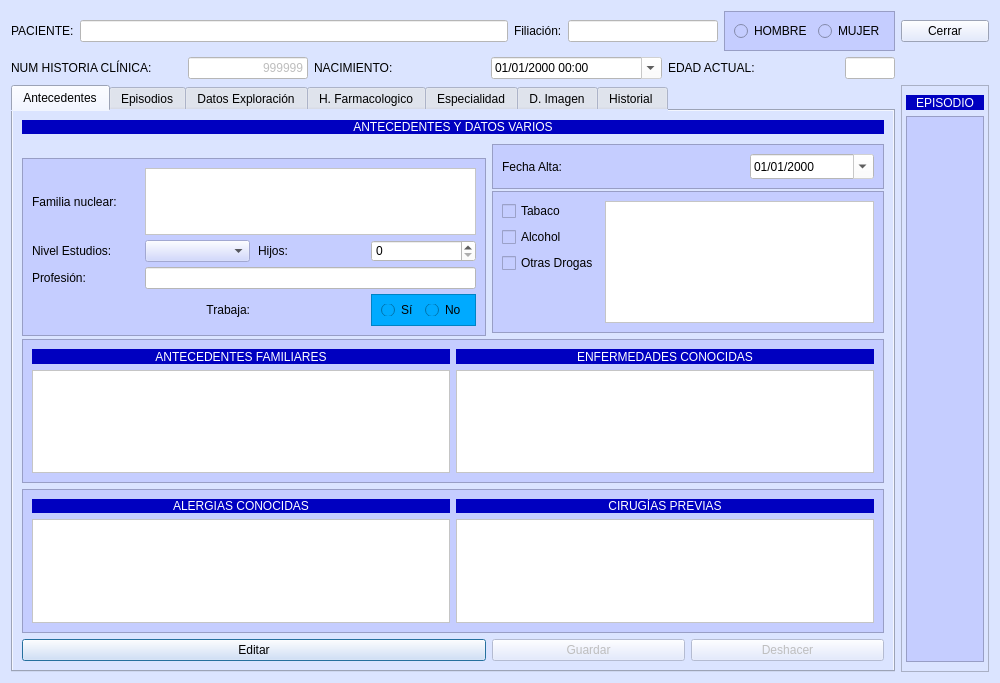
arcnexus/RedFoX, file Zona_Pacientes/frmfichapaciente.ui: the form before one commit.
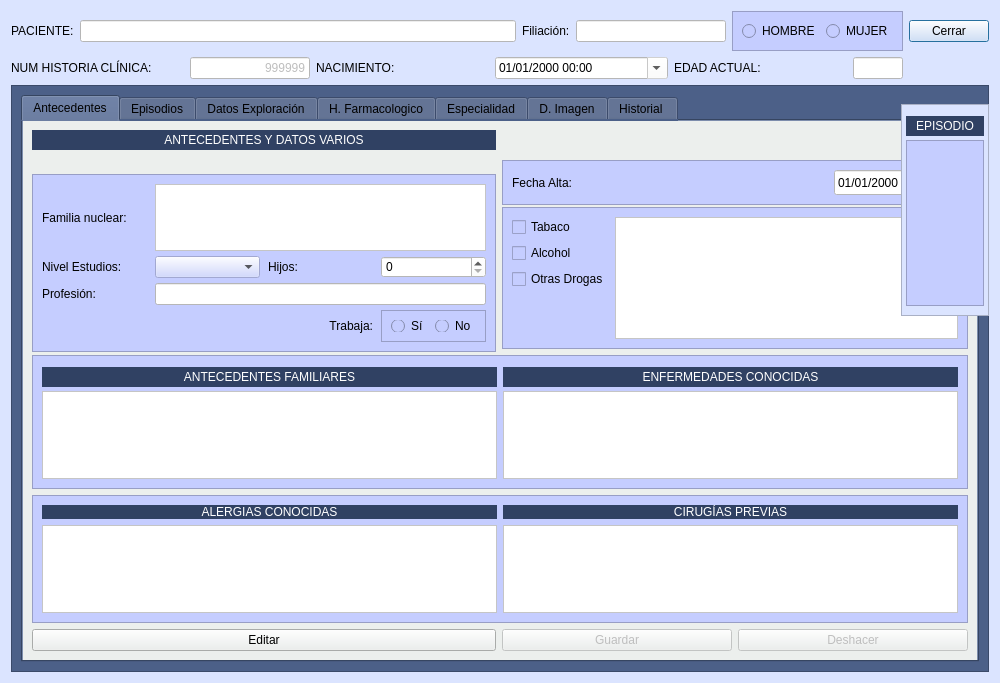
The form after the commit. The open tabs and pages were chosen to show the change. Icons and pictures are not drawn.

Commit message: Ficha paciente e hijas estilo cambiado

Patch:
```diff
--- a/Zona_Pacientes/frmfichapaciente.ui
+++ b/Zona_Pacientes/frmfichapaciente.ui
@@ -32,7 +32,118 @@
   <property name="modal">
    <bool>true</bool>
   </property>
-  <layout class="QGridLayout" name="gridLayout">
+  <layout class="QGridLayout" name="gridLayout_19">
+   <item row="0" column="0">
+    <layout class="QHBoxLayout" name="horizontalLayout_3">
+     <item>
+      <widget class="QLabel" name="label">
+       <property name="text">
+        <string>PACIENTE:</string>
+       </property>
+      </widget>
+     </item>
+     <item>
+      <widget class="QLineEdit" name="txtPaciente">
+       <property name="enabled">
+        <bool>false</bool>
+       </property>
+       <property name="styleSheet">
+        <string notr="true">color: rgb(0, 0, 0);
+background-color: rgb(255, 255, 255);</string>
+       </property>
+      </widget>
+     </item>
+     <item>
+      <widget class="QLabel" name="label_15">
+       <property name="text">
+        <string>Filiación:</string>
+       </property>
+      </widget>
+     </item>
+     <item>
+      <widget class="QLineEdit" name="txtFiliacion">
+       <property name="maximumSize">
+        <size>
+         <width>150</width>
+         <height>16777215</height>
+        </size>
+       </property>
+       <property name="styleSheet">
+        <string notr="true">background-color: rgb(255, 255, 255);</string>
+       </property>
+      </widget>
+     </item>
+     <item>
+      <widget class="QFrame" name="frame">
+       <property name="styleSheet">
+        <string notr="true">background-color: rgb(197, 205, 255);</string>
+       </property>
+       <property name="frameShape">
+        <enum>QFrame::StyledPanel</enum>
+       </property>
+       <property name="frameShadow">
+        <enum>QFrame::Raised</enum>
+       </property>
+       <layout class="QHBoxLayout" name="horizontalLayout">
+        <item>
+         <widget class="QRadioButton" name="radHombre">
+          <property name="enabled">
+           <bool>false</bool>
+          </property>
+          <property name="styleSheet">
+           <string notr="true">
+color: rgb(0, 0, 0);</string>
+          </property>
+          <property name="text">
+           <string>HOMBRE</string>
+          </property>
+          <property name="checkable">
+           <bool>true</bool>
+          </property>
+         </widget>
+        </item>
+        <item>
+         <widget class="QRadioButton" name="radMujer">
+          <property name="enabled">
+           <bool>false</bool>
+          </property>
+          <property name="styleSheet">
+           <string notr="true">
+color: rgb(0, 0, 0);</string>
+          </property>
+          <property name="text">
+           <string>MUJER</string>
+          </property>
+          <property name="checkable">
+           <bool>true</bool>
+          </property>
+          <property name="checked">
+           <bool>false</bool>
+          </property>
+         </widget>
+        </item>
+       </layout>
+      </widget>
+     </item>
+    </layout>
+   </item>
+   <item row="0" column="1">
+    <widget class="QPushButton" name="btnCerrar">
+     <property name="text">
+      <string>Cerrar</string>
+     </property>
+     <property name="icon">
+      <iconset resource="../terra.qrc">
+       <normaloff>:/Icons/PNG/Exit.png</normaloff>:/Icons/PNG/Exit.png</iconset>
+     </property>
+     <property name="iconSize">
+      <size>
+       <width>24</width>
+       <height>24</height>
+      </size>
+     </property>
+    </widget>
+   </item>
    <item row="1" column="0">
     <layout class="QHBoxLayout" name="horizontalLayout_2">
      <item>
@@ -114,151 +225,38 @@
      </item>
     </layout>
    </item>
-   <item row="2" column="1">
-    <widget class="QFrame" name="frame_2">
+   <item row="1" column="1">
+    <widget class="QLabel" name="label_92">
      <property name="maximumSize">
       <size>
        <width>90</width>
-       <height>16777215</height>
+       <height>30</height>
       </size>
      </property>
-     <property name="frameShape">
-      <enum>QFrame::StyledPanel</enum>
-     </property>
-     <property name="frameShadow">
-      <enum>QFrame::Raised</enum>
-     </property>
-     <layout class="QGridLayout" name="gridLayout_44">
-      <property name="leftMargin">
-       <number>4</number>
-      </property>
-      <property name="rightMargin">
-       <number>4</number>
-      </property>
-      <item row="0" column="0">
-       <widget class="QLabel" name="label_74">
-        <property name="minimumSize">
-         <size>
-          <width>78</width>
-          <height>0</height>
-         </size>
-        </property>
-        <property name="maximumSize">
-         <size>
-          <width>16777215</width>
-          <height>15</height>
-         </size>
-        </property>
-        <property name="styleSheet">
-         <string notr="true">background-color: rgb(0, 0, 192);
-color: rgb(255,255,255);</string>
-        </property>
         <property name="text">
-         <string>EPISODIO</string>
-        </property>
-        <property name="alignment">
-         <set>Qt::AlignCenter</set>
-        </property>
-       </widget>
-      </item>
-      <item row="1" column="0">
-       <widget class="QFrame" name="frame_22">
-        <property name="styleSheet">
-         <string notr="true">background-color: rgb(197, 205, 255);</string>
-        </property>
-        <property name="frameShape">
-         <enum>QFrame::StyledPanel</enum>
-        </property>
-        <property name="frameShadow">
-         <enum>QFrame::Raised</enum>
-        </property>
-        <layout class="QGridLayout" name="gridLayout_43">
-         <item row="0" column="0">
-          <widget class="QLabel" name="itemFarma">
-           <property name="maximumSize">
-            <size>
-             <width>32</width>
-             <height>32</height>
-            </size>
-           </property>
-           <property name="toolTip">
-            <string>Este episodio contiene historial de farmacología</string>
-           </property>
-           <property name="text">
             <string/>
            </property>
            <property name="pixmap">
-            <pixmap resource="terra.qrc">:/Icons/PNG/Pills.png</pixmap>
-           </property>
-          </widget>
-         </item>
-         <item row="1" column="0">
-          <widget class="QLabel" name="itemAnalitica">
-           <property name="maximumSize">
-            <size>
-             <width>32</width>
-             <height>32</height>
-            </size>
-           </property>
-           <property name="toolTip">
-            <string>Este episodio contiene analíticas</string>
-           </property>
-           <property name="text">
-            <string/>
-           </property>
-           <property name="pixmap">
-            <pixmap resource="terra.qrc">:/Icons/PNG/TestTubes.png</pixmap>
-           </property>
-          </widget>
-         </item>
-         <item row="2" column="0">
-          <widget class="QLabel" name="itemImagenes">
-           <property name="maximumSize">
-            <size>
-             <width>32</width>
-             <height>32</height>
-            </size>
-           </property>
-           <property name="toolTip">
-            <string>Este episodio contiene imagenes</string>
-           </property>
-           <property name="text">
-            <string/>
-           </property>
-           <property name="pixmap">
-            <pixmap resource="terra.qrc">:/Icons/PNG/XRay.png</pixmap>
-           </property>
-          </widget>
-         </item>
-         <item row="3" column="0">
-          <widget class="QLabel" name="itemInterConsulta">
-           <property name="maximumSize">
-            <size>
-             <width>32</width>
-             <height>32</height>
-            </size>
-           </property>
-           <property name="toolTip">
-            <string>Este episodio contiene información de interconsultas</string>
-           </property>
-           <property name="text">
-            <string/>
-           </property>
-           <property name="pixmap">
-            <pixmap resource="terra.qrc">:/Icons/PNG/usuarios.png</pixmap>
+      <pixmap resource="../terra.qrc">:/Icons/PNG/logo.png</pixmap>
            </property>
            <property name="scaledContents">
             <bool>true</bool>
            </property>
           </widget>
          </item>
-        </layout>
-       </widget>
-      </item>
-     </layout>
-    </widget>
-   </item>
-   <item row="2" column="0">
+   <item row="2" column="0" colspan="2">
+    <widget class="QFrame" name="frame_3">
+     <property name="styleSheet">
+      <string notr="true">background: #4c6088</string>
+     </property>
+     <property name="frameShape">
+      <enum>QFrame::StyledPanel</enum>
+     </property>
+     <property name="frameShadow">
+      <enum>QFrame::Raised</enum>
+     </property>
+     <layout class="QGridLayout" name="gridLayout_9">
+      <item row="0" column="0">
     <widget class="QTabWidget" name="paginadorprincipal">
      <property name="maximumSize">
       <size>
@@ -267,7 +265,7 @@
       </size>
      </property>
      <property name="styleSheet">
-      <string notr="true">background-color: rgb(219, 228, 255);</string>
+         <string notr="true">background: #4c6088</string>
      </property>
      <property name="tabPosition">
       <enum>QTabWidget::North</enum>
@@ -276,10 +274,33 @@
       <number>1</number>
      </property>
      <widget class="QWidget" name="tab_7">
+         <property name="styleSheet">
+          <string notr="true">background-color: #ecefed;</string>
+         </property>
       <attribute name="title">
        <string>Antecedentes</string>
       </attribute>
-      <layout class="QGridLayout" name="gridLayout_27">
+         <layout class="QGridLayout" name="gridLayout_2">
+          <item row="0" column="0">
+           <widget class="QLabel" name="label_34">
+            <property name="minimumSize">
+             <size>
+              <width>0</width>
+              <height>20</height>
+             </size>
+            </property>
+            <property name="styleSheet">
+             <string notr="true">background: #304163;
+color: rgb(255,255,255);</string>
+            </property>
+            <property name="text">
+             <string>ANTECEDENTES Y DATOS VARIOS</string>
+            </property>
+            <property name="alignment">
+             <set>Qt::AlignCenter</set>
+            </property>
+           </widget>
+          </item>
        <item row="1" column="0" rowspan="2">
         <widget class="QFrame" name="frame_10">
          <property name="minimumSize">
@@ -385,16 +406,6 @@
             </property>
            </widget>
           </item>
-          <item row="3" column="1">
-           <widget class="QLabel" name="label_35">
-            <property name="text">
-             <string>Trabaja:</string>
-            </property>
-            <property name="alignment">
-             <set>Qt::AlignRight|Qt::AlignTrailing|Qt::AlignVCenter</set>
-            </property>
-           </widget>
-          </item>
           <item row="3" column="3">
            <widget class="QFrame" name="frame_11">
             <property name="minimumSize">
@@ -404,8 +415,7 @@
              </size>
             </property>
             <property name="styleSheet">
-             <string notr="true">
-background-color: rgb(0, 170, 255);</string>
+                <string notr="true"/>
             </property>
             <property name="frameShape">
              <enum>QFrame::StyledPanel</enum>
@@ -455,6 +465,16 @@
             </property>
            </widget>
           </item>
+             <item row="3" column="2">
+              <widget class="QLabel" name="label_35">
+               <property name="text">
+                <string>Trabaja:</string>
+               </property>
+               <property name="alignment">
+                <set>Qt::AlignRight|Qt::AlignTrailing|Qt::AlignVCenter</set>
+               </property>
+              </widget>
+             </item>
          </layout>
         </widget>
        </item>
@@ -625,7 +645,7 @@
             <property name="minimumSize">
              <size>
               <width>0</width>
-              <height>15</height>
+                 <height>20</height>
              </size>
             </property>
             <property name="maximumSize">
@@ -635,7 +655,7 @@
              </size>
             </property>
             <property name="styleSheet">
-             <string notr="true">background-color: rgb(0, 0, 192);
+                <string notr="true">background: #304163;
 color: rgb(255,255,255);</string>
             </property>
             <property name="text">
@@ -651,7 +671,7 @@
             <property name="minimumSize">
              <size>
               <width>0</width>
-              <height>15</height>
+                 <height>20</height>
              </size>
             </property>
             <property name="maximumSize">
@@ -661,7 +681,7 @@
              </size>
             </property>
             <property name="styleSheet">
-             <string notr="true">background-color: rgb(0, 0, 192);
+                <string notr="true">background: #304163;
 color: rgb(255,255,255);</string>
             </property>
             <property name="text">
@@ -724,7 +744,7 @@
           <item row="0" column="0">
            <widget class="QLabel" name="label_41">
             <property name="styleSheet">
-             <string notr="true">background-color: rgb(0, 0, 192);
+                <string notr="true">background: #304163;
 color: rgb(255,255,255);</string>
             </property>
             <property name="text">
@@ -740,11 +760,11 @@
             <property name="maximumSize">
              <size>
               <width>16777215</width>
-              <height>16</height>
+                 <height>20</height>
              </size>
             </property>
             <property name="styleSheet">
-             <string notr="true">background-color: rgb(0, 0, 192);
+                <string notr="true">background: #304163;
 color: rgb(255,255,255);</string>
             </property>
             <property name="text">
@@ -849,27 +869,13 @@
          </property>
         </widget>
        </item>
-       <item row="0" column="0" colspan="3">
-        <widget class="QLabel" name="label_34">
-         <property name="styleSheet">
-          <string notr="true">background-color: rgb(0, 0, 192);
-color: rgb(255,255,255);</string>
-         </property>
-         <property name="text">
-          <string>ANTECEDENTES Y DATOS VARIOS</string>
-         </property>
-         <property name="alignment">
-          <set>Qt::AlignCenter</set>
-         </property>
-        </widget>
-       </item>
       </layout>
      </widget>
      <widget class="QWidget" name="tab">
       <attribute name="title">
        <string>Episodios</string>
       </attribute>
-      <layout class="QGridLayout" name="gridLayout_2">
+         <layout class="QGridLayout" name="gridLayout_12">
        <item row="0" column="0">
         <widget class="QLabel" name="label_4">
          <property name="styleSheet">
@@ -884,8 +890,8 @@
          </property>
         </widget>
        </item>
-       <item row="0" column="1" rowspan="3">
-        <widget class="QFrame" name="frame_3">
+          <item row="0" column="1" rowspan="2">
+           <widget class="QFrame" name="frame_4">
          <property name="minimumSize">
           <size>
            <width>459</width>
@@ -2275,6 +2281,18 @@
         </widget>
        </item>
        <item row="1" column="0">
+           <widget class="QFrame" name="frame_5">
+            <property name="styleSheet">
+             <string notr="true">background: #4c6088</string>
+            </property>
+            <property name="frameShape">
+             <enum>QFrame::StyledPanel</enum>
+            </property>
+            <property name="frameShadow">
+             <enum>QFrame::Raised</enum>
+            </property>
+            <layout class="QGridLayout" name="gridLayout">
+             <item row="0" column="0">
         <widget class="QTabWidget" name="tabWidget_4">
          <property name="minimumSize">
           <size>
@@ -2631,8 +2649,25 @@
              </property>
             </widget>
            </item>
-          </layout>
-         </widget>
+                 <item row="7" column="1">
+                  <widget class="QPushButton" name="btnBuscarCIEEpisodio">
+                   <property name="enabled">
+                    <bool>false</bool>
+                   </property>
+                   <property name="text">
+                    <string/>
+                   </property>
+                   <property name="icon">
+                    <iconset resource="../terra.qrc">
+                     <normaloff>:/Icons/PNG/search.png</normaloff>:/Icons/PNG/search.png</iconset>
+                   </property>
+                  </widget>
+                 </item>
+                </layout>
+               </widget>
+              </widget>
+             </item>
+            </layout>
         </widget>
        </item>
       </layout>
@@ -3186,48 +3221,72 @@
      </widget>
     </widget>
    </item>
-   <item row="0" column="0">
-    <layout class="QHBoxLayout" name="horizontalLayout_3">
-     <item>
-      <widget class="QLabel" name="label">
-       <property name="text">
-        <string>PACIENTE:</string>
-       </property>
-      </widget>
-     </item>
-     <item>
-      <widget class="QLineEdit" name="txtPaciente">
-       <property name="enabled">
-        <bool>false</bool>
-       </property>
-       <property name="styleSheet">
-        <string notr="true">color: rgb(0, 0, 0);
-background-color: rgb(255, 255, 255);</string>
-       </property>
-      </widget>
-     </item>
-     <item>
-      <widget class="QLabel" name="label_15">
-       <property name="text">
-        <string>Filiación:</string>
-       </property>
-      </widget>
-     </item>
-     <item>
-      <widget class="QLineEdit" name="txtFiliacion">
+     </layout>
+    </widget>
+   </item>
+  </layout>
+  <widget class="QFrame" name="frame_2">
+   <property name="geometry">
+    <rect>
+     <x>901</x>
+     <y>104</y>
+     <width>88</width>
+     <height>212</height>
+    </rect>
+   </property>
+   <property name="minimumSize">
+    <size>
+     <width>0</width>
+     <height>212</height>
+    </size>
+   </property>
        <property name="maximumSize">
         <size>
-         <width>150</width>
+     <width>90</width>
          <height>16777215</height>
         </size>
        </property>
+   <property name="frameShape">
+    <enum>QFrame::StyledPanel</enum>
+   </property>
+   <property name="frameShadow">
+    <enum>QFrame::Raised</enum>
+   </property>
+   <layout class="QGridLayout" name="gridLayout_44">
+    <property name="leftMargin">
+     <number>4</number>
+    </property>
+    <property name="rightMargin">
+     <number>4</number>
+    </property>
+    <item row="0" column="0">
+     <widget class="QLabel" name="label_74">
+      <property name="minimumSize">
+       <size>
+        <width>78</width>
+        <height>20</height>
+       </size>
+      </property>
+      <property name="maximumSize">
+       <size>
+        <width>16777215</width>
+        <height>15</height>
+       </size>
+      </property>
        <property name="styleSheet">
-        <string notr="true">background-color: rgb(255, 255, 255);</string>
+       <string notr="true">background: #304163;
+color: rgb(255,255,255);</string>
+      </property>
+      <property name="text">
+       <string>EPISODIO</string>
+      </property>
+      <property name="alignment">
+       <set>Qt::AlignCenter</set>
        </property>
       </widget>
      </item>
-     <item>
-      <widget class="QFrame" name="frame">
+    <item row="1" column="0">
+     <widget class="QFrame" name="frame_22">
        <property name="styleSheet">
         <string notr="true">background-color: rgb(197, 205, 255);</string>
        </property>
@@ -3237,74 +3296,75 @@
        <property name="frameShadow">
         <enum>QFrame::Raised</enum>
        </property>
-       <layout class="QHBoxLayout" name="horizontalLayout">
-        <item>
-         <widget class="QRadioButton" name="radHombre">
-          <property name="enabled">
-           <bool>false</bool>
-          </property>
-          <property name="styleSheet">
-           <string notr="true">
-color: rgb(0, 0, 0);</string>
+      <layout class="QGridLayout" name="gridLayout_43">
+       <item row="0" column="0">
+        <widget class="QLabel" name="itemFarma">
+         <property name="maximumSize">
+          <size>
+           <width>32</width>
+           <height>32</height>
+          </size>
+         </property>
+         <property name="toolTip">
+          <string>Este episodio contiene historial de farmacología</string>
           </property>
           <property name="text">
-           <string>HOMBRE</string>
-          </property>
-          <property name="checkable">
-           <bool>true</bool>
+          <string/>
+         </property>
+         <property name="pixmap">
+          <pixmap resource="../terra.qrc">:/Icons/PNG/Pills.png</pixmap>
           </property>
          </widget>
         </item>
-        <item>
-         <widget class="QRadioButton" name="radMujer">
-          <property name="enabled">
-           <bool>false</bool>
-          </property>
-          <property name="styleSheet">
-           <string notr="true">
-color: rgb(0, 0, 0);</string>
+       <item row="1" column="0">
+        <widget class="QLabel" name="itemAnalitica">
+         <property name="maximumSize">
+          <size>
+           <width>32</width>
+           <height>32</height>
+          </size>
+         </property>
+         <property name="toolTip">
+          <string>Este episodio contiene analíticas</string>
           </property>
           <property name="text">
-           <string>MUJER</string>
-          </property>
-          <property name="checkable">
-           <bool>true</bool>
-          </property>
-          <property name="checked">
-           <bool>false</bool>
-          </property>
-         </widget>
-        </item>
-       </layout>
-      </widget>
-     </item>
-    </layout>
-   </item>
-   <item row="0" column="1">
-    <widget class="QPushButton" name="btnCerrar">
-     <property name="text">
-      <string>Cerrar</string>
-     </property>
-     <property name="icon">
-      <iconset resource="terra.qrc">
-       <normaloff>:/Icons/PNG/Exit.png</normaloff>:/Icons/PNG/Exit.png</iconset>
-     </property>
-     <property name="iconSize">
+          <string/>
+         </property>
+         <property name="pixmap">
+          <pixmap resource="../terra.qrc">:/Icons/PNG/TestTubes.png</pixmap>
+         </property>
+        </widget>
+       </item>
+       <item row="2" column="0">
+        <widget class="QLabel" name="itemImagenes">
+         <property name="maximumSize">
       <size>
-       <width>24</width>
-       <height>24</height>
-      </size>
-     </property>
-    </widget>
-   </item>
-   <item row="1" column="1">
-    <widget class="QLabel" name="label_92">
+           <width>32</width>
+           <height>32</height>
+          </size>
+         </property>
+         <property name="toolTip">
+          <string>Este episodio contiene imagenes</string>
+         </property>
+         <property name="text">
+          <string/>
+         </property>
+         <property name="pixmap">
+          <pixmap resource="../terra.qrc">:/Icons/PNG/XRay.png</pixmap>
+         </property>
+        </widget>
+       </item>
+       <item row="3" column="0">
+        <widget class="QLabel" name="itemInterConsulta">
      <property name="maximumSize">
       <size>
-       <width>90</width>
-       <height>30</height>
-      </size>
-     </property>
+           <width>32</width>
+           <height>32</height>
+          </size>
+         </property>
+         <property name="toolTip">
+          <string>Este episodio contiene información de interconsultas</string>
+         </property>
      <property name="text">
       <string/>
      </property>
@@ -3317,6 +3377,10 @@
     </widget>
    </item>
   </layout>
+     </widget>
+    </item>
+   </layout>
+  </widget>
  </widget>
  <tabstops>
   <tabstop>paginadorprincipal</tabstop>
```
Left out of the diff: 593 changed lines with no effect on the pictures. Lines whose indentation alone changed are shown as unchanged. The commit also changes 4 other files.
